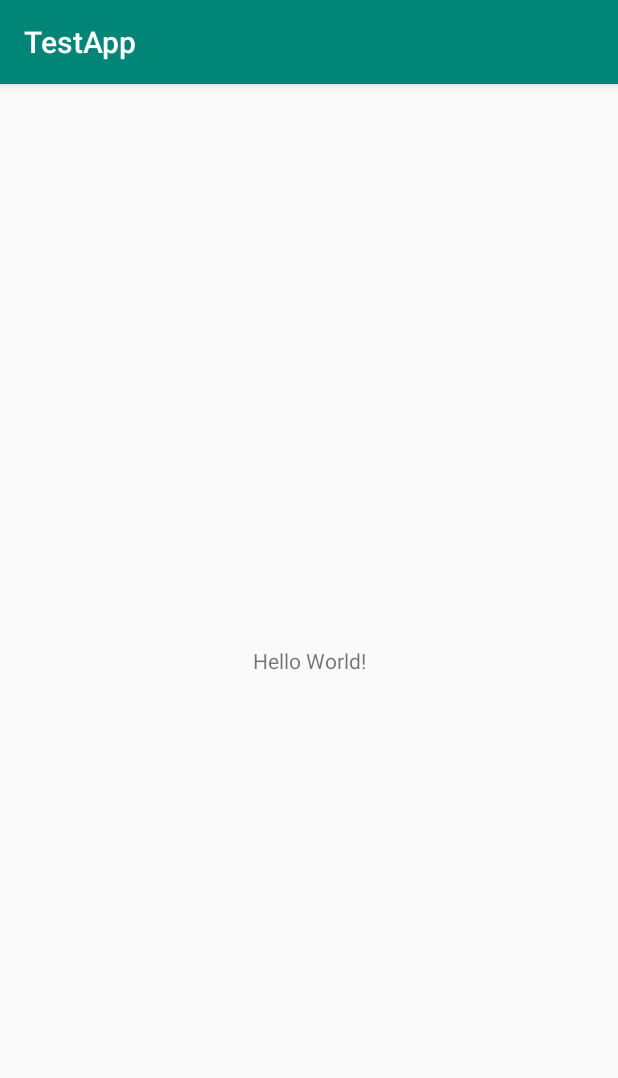
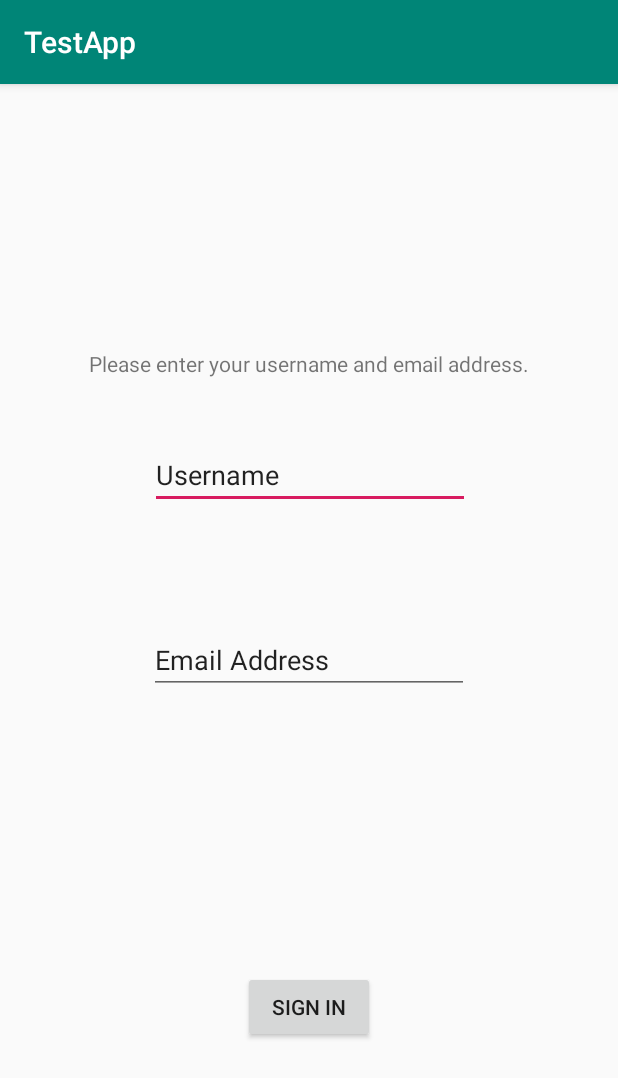
Before and after one commit to ladsatuofi/swing-by, an Android app: the screen it shows after launch (MainActivity), on a phone screen of 412 x 824 dp. Shown: the top 1078 px of the screen. Run offline under Robolectric (Android 15) with nearby library versions, the phone set to English and light mode, and no system bars.

Commit message:
Added basic features to sign-in screen.

```diff
--- a/app/src/main/java/com/example/schne/testapp/MainActivity.java
+++ b/app/src/main/java/com/example/schne/testapp/MainActivity.java
@@ -10,4 +10,7 @@ public class MainActivity extends AppCompatActivity {
         super.onCreate(savedInstanceState);
         setContentView(R.layout.activity_main);
     }
+
+
+
 }
--- a/app/src/main/java/com/example/schne/testapp/User.java
+++ b/app/src/main/java/com/example/schne/testapp/User.java
@@ -6,7 +6,12 @@ import java.util.List;
 public class User {
 
     private String username;
+    private String email;
+
+    //id might be obsolete, do not use
     private int id;
+
+
     private int credibility = 0;
     private List<Post> posts = new ArrayList<>();
 
@@ -22,13 +27,31 @@ public class User {
         return posts;
     }
 
+    public String getEmail() {
+        return email;
+    }
+
+    /**
+     * Verifies that the email contains '@illinois.edu'
+     * @return true if the email is found to be valid
+     */
+    public boolean verifyEmail() {
+        for (int i = 0; i < email.length(); i++) {
+            if (email.substring(i).equals("@illinois.edu")) {
+                return true;
+            }
+        }
+
+        return false;
+    }
+
     public int getId() {
         return id;
     }
 
-    User(int newId, String newUsername) {
-        id = newId;
+    User(String newUsername, String newEmail) {
         username = newUsername;
+        email = newEmail;
     }
 
     public void setCredibilityByPosts() {
@@ -87,7 +110,7 @@ public class User {
 
         if (other instanceof User) {
             User secondUser = (User) other;
-            if (getId() == secondUser.getId() && getUsername().equals(secondUser.getUsername())) {
+            if (getEmail().equals(secondUser.getEmail()) && getUsername().equals(secondUser.getUsername())) {
                 return true;
             }
 
--- /dev/null
+++ b/app/src/main/java/com/example/schne/testapp/credits.txt
@@ -0,0 +1,2 @@
+Resources
+<div>Icons made by <a href="https://www.flaticon.com/authors/egor-rumyantsev" title="Egor Rumyantsev">Egor Rumyantsev</a> from <a href="https://www.flaticon.com/" 			    title="Flaticon">www.flaticon.com</a> is licensed by <a href="http://creativecommons.org/licenses/by/3.0/" 			    title="Creative Commons BY 3.0" target="_blank">CC 3.0 BY</a></div>7
--- a/app/src/main/res/layout/activity_main.xml
+++ b/app/src/main/res/layout/activity_main.xml
@@ -7,12 +7,74 @@
     tools:context=".MainActivity">
 
     <TextView
+        android:id="@+id/WelcomeText"
         android:layout_width="wrap_content"
         android:layout_height="wrap_content"
-        android:text="Hello World!"
+        android:layout_marginStart="8dp"
+        android:layout_marginLeft="8dp"
+        android:layout_marginTop="29dp"
+        android:layout_marginEnd="8dp"
+        android:layout_marginRight="8dp"
+        android:layout_marginBottom="7dp"
+        android:text="Please enter your username and email address."
         app:layout_constraintBottom_toBottomOf="parent"
-        app:layout_constraintLeft_toLeftOf="parent"
-        app:layout_constraintRight_toRightOf="parent"
+        app:layout_constraintEnd_toEndOf="parent"
+        app:layout_constraintStart_toStartOf="parent"
+        app:layout_constraintTop_toTopOf="parent"
+        app:layout_constraintVertical_bias="0.207" />
+
+    <EditText
+        android:id="@+id/usernameField"
+        android:layout_width="wrap_content"
+        android:layout_height="wrap_content"
+        android:layout_marginStart="8dp"
+        android:layout_marginLeft="8dp"
+        android:layout_marginTop="8dp"
+        android:layout_marginEnd="8dp"
+        android:layout_marginRight="8dp"
+        android:layout_marginBottom="8dp"
+        android:ems="10"
+        android:text="Username"
+        app:layout_constraintBottom_toBottomOf="parent"
+        app:layout_constraintEnd_toEndOf="parent"
+        app:layout_constraintHorizontal_bias="0.503"
+        app:layout_constraintStart_toStartOf="parent"
+        app:layout_constraintTop_toTopOf="parent"
+        app:layout_constraintVertical_bias="0.325" />
+
+    <EditText
+        android:id="@+id/emailField"
+        android:layout_width="wrap_content"
+        android:layout_height="wrap_content"
+        android:layout_marginStart="8dp"
+        android:layout_marginLeft="8dp"
+        android:layout_marginTop="8dp"
+        android:layout_marginEnd="8dp"
+        android:layout_marginRight="8dp"
+        android:layout_marginBottom="8dp"
+        android:ems="10"
+        android:inputType="textEmailAddress"
+        android:text="Email Address"
+        app:layout_constraintBottom_toBottomOf="parent"
+        app:layout_constraintEnd_toEndOf="parent"
+        app:layout_constraintStart_toStartOf="parent"
         app:layout_constraintTop_toTopOf="parent" />
 
+    <Button
+        android:id="@+id/signInButton"
+        android:layout_width="wrap_content"
+        android:layout_height="wrap_content"
+        android:layout_marginStart="8dp"
+        android:layout_marginLeft="8dp"
+        android:layout_marginTop="9dp"
+        android:layout_marginEnd="8dp"
+        android:layout_marginRight="8dp"
+        android:layout_marginBottom="11dp"
+        android:text="Sign In"
+        app:layout_constraintBottom_toBottomOf="parent"
+        app:layout_constraintEnd_toEndOf="parent"
+        app:layout_constraintStart_toStartOf="parent"
+        app:layout_constraintTop_toTopOf="parent"
+        app:layout_constraintVertical_bias="0.832" />
+
 </android.support.constraint.ConstraintLayout>
```
